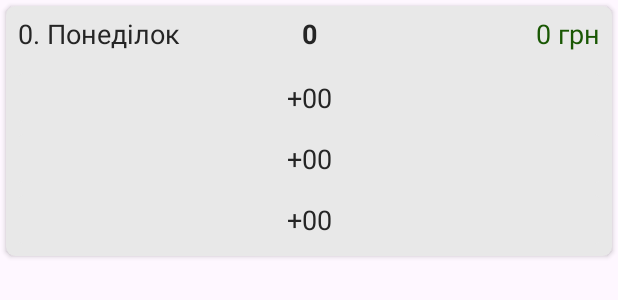
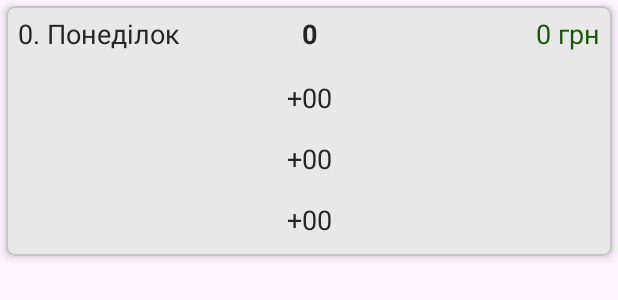
Before and after one commit to iZ0Top/RiaCalc, an Android app built with Jetpack Compose: the layout item_day.xml on its own in the app's theme, with its tools: preview values and no code run, on a phone screen of 412 x 824 dp. Shown: the top 300 px of the screen. Run offline under Robolectric (Android 15) with nearby library versions, the phone set to English and light mode, and no system bars.

Commit message:
2025 ecodom 3

```diff
--- a/app/src/main/res/layout/item_day.xml
+++ b/app/src/main/res/layout/item_day.xml
@@ -1,5 +1,6 @@
 <?xml version="1.0" encoding="utf-8"?>
-<androidx.cardview.widget.CardView xmlns:android="http://schemas.android.com/apk/res/android"
+<com.google.android.material.card.MaterialCardView
+    xmlns:android="http://schemas.android.com/apk/res/android"
     xmlns:app="http://schemas.android.com/apk/res-auto"
     android:layout_width="match_parent"
     android:layout_height="wrap_content"
@@ -7,7 +8,8 @@
     android:layout_margin="4dp"
     app:cardBackgroundColor="@color/black_200"
     app:cardCornerRadius="6dp"
-    app:cardElevation="2dp"
+    app:strokeColor="@color/black_300"
+    app:cardElevation="4dp"
     >
 
     <androidx.constraintlayout.widget.ConstraintLayout
@@ -75,4 +77,4 @@
 
             />
     </androidx.constraintlayout.widget.ConstraintLayout>
-</androidx.cardview.widget.CardView>
+</com.google.android.material.card.MaterialCardView>
--- a/app/src/main/res/layout/item_event.xml
+++ b/app/src/main/res/layout/item_event.xml
@@ -1,10 +1,12 @@
 <?xml version="1.0" encoding="utf-8"?>
-<androidx.cardview.widget.CardView
+<com.google.android.material.card.MaterialCardView
     xmlns:android="http://schemas.android.com/apk/res/android"
     xmlns:app="http://schemas.android.com/apk/res-auto"
     android:layout_width="match_parent"
     android:layout_height="wrap_content"
     app:cardBackgroundColor="@color/green_100"
+    app:strokeColor="@color/black_300"
+    app:cardElevation="4dp"
     android:layout_margin="4dp"
     app:cardCornerRadius="6dp"
     >
@@ -43,4 +45,4 @@
             />
 
     </androidx.constraintlayout.widget.ConstraintLayout>
-</androidx.cardview.widget.CardView>
+</com.google.android.material.card.MaterialCardView>
```
